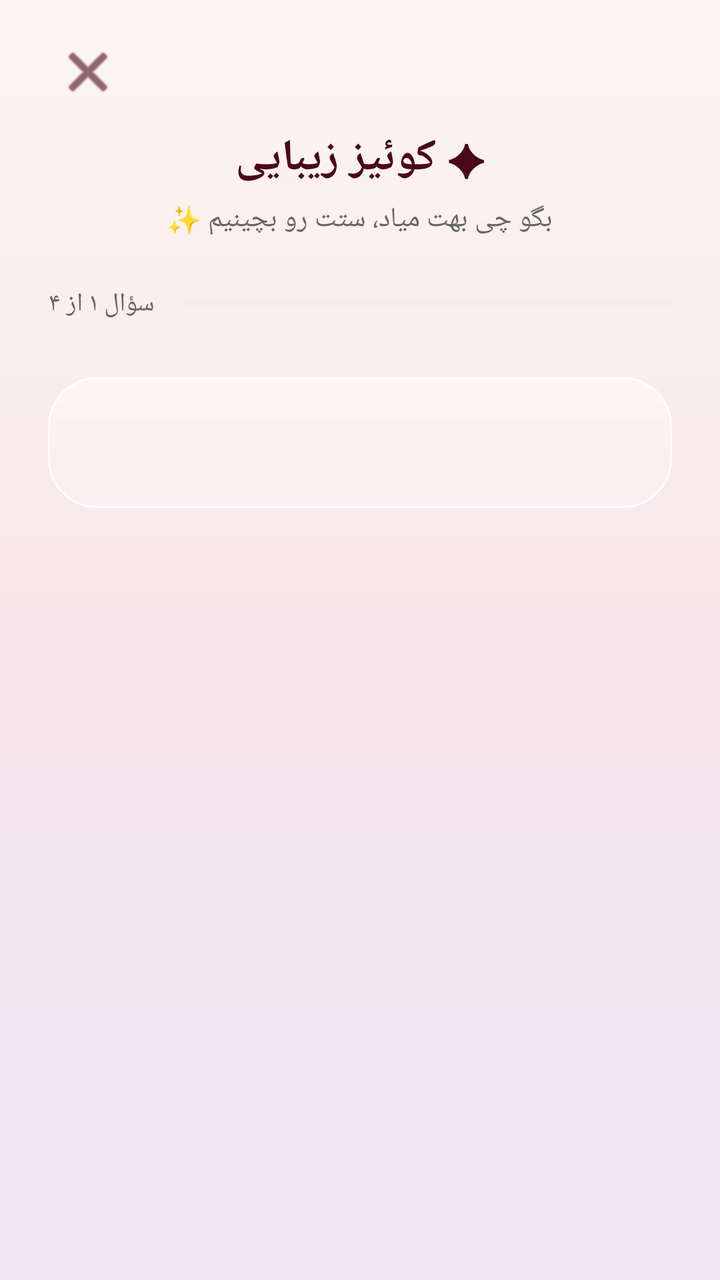
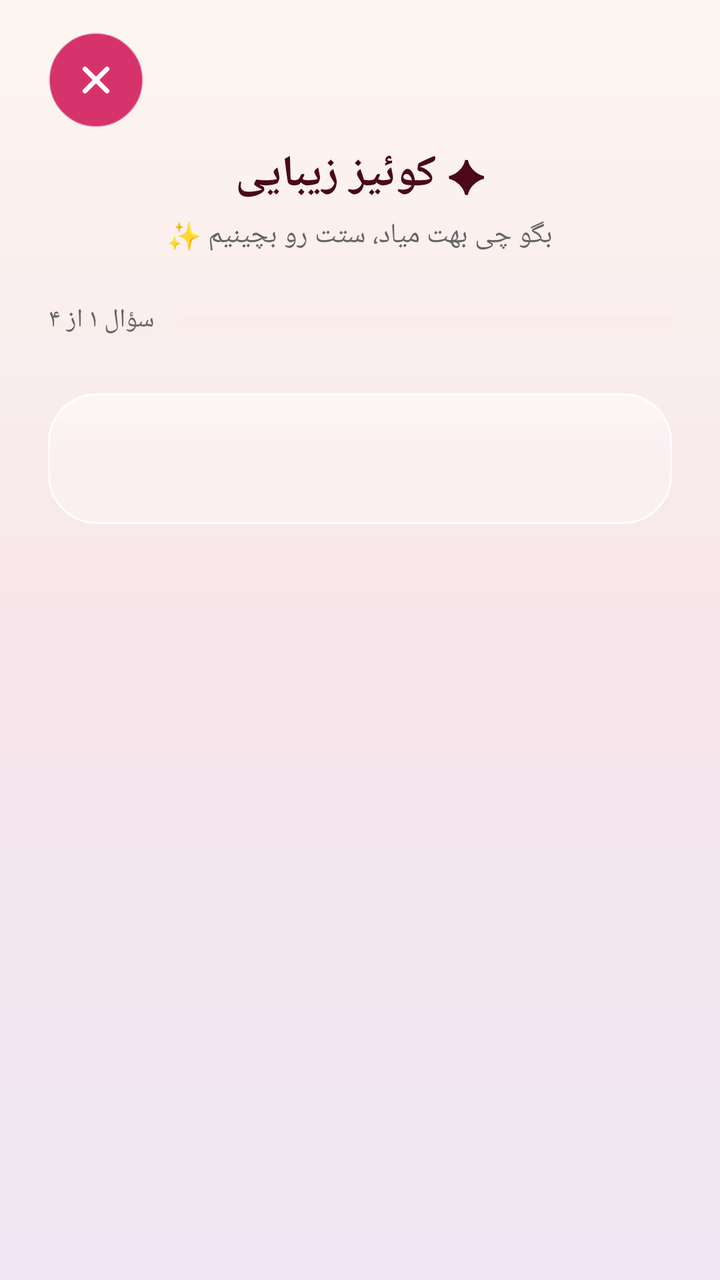

The first picture is an Android layout as it rendered before a commit; the second is the same layout after the commit. The layout source and the unified diff follow.
<!-- AndroidManifest.xml: application theme Theme.AramisBeauty -->
<!-- res/layout/activity_quiz.xml -->
<?xml version="1.0" encoding="utf-8"?>
<FrameLayout xmlns:android="http://schemas.android.com/apk/res/android"
    xmlns:app="http://schemas.android.com/apk/res-auto"
    android:layout_width="match_parent"
    android:layout_height="match_parent"
    android:background="@drawable/glass_bg_gradient">

    
    <LinearLayout
        android:id="@+id/quiz_question_view"
        android:layout_width="match_parent"
        android:layout_height="match_parent"
        android:orientation="vertical"
        android:paddingStart="24dp"
        android:paddingEnd="24dp"
        android:paddingTop="16dp"
        android:paddingBottom="24dp">

        <ImageButton
            android:id="@+id/quiz_close"
            android:layout_width="40dp"
            android:layout_height="40dp"
            android:layout_gravity="start"
            android:background="@android:color/transparent"
            android:contentDescription="بستن"
            android:src="@android:drawable/ic_menu_close_clear_cancel"
            android:tint="@color/burgundy_dark" />

        <TextView
            android:layout_width="wrap_content"
            android:layout_height="wrap_content"
            android:layout_gravity="center_horizontal"
            android:layout_marginTop="8dp"
            android:fontFamily="@font/vazirmatn"
            android:text="✦ کوئیز زیبایی"
            android:textColor="@color/burgundy_dark"
            android:textSize="22sp"
            android:textStyle="bold" />

        <TextView
            android:layout_width="wrap_content"
            android:layout_height="wrap_content"
            android:layout_gravity="center_horizontal"
            android:layout_marginTop="6dp"
            android:fontFamily="@font/vazirmatn"
            android:text="بگو چی بهت میاد، ستت رو بچینیم ✨"
            android:textColor="@color/gray_text"
            android:textSize="14sp" />

        <LinearLayout
            android:layout_width="match_parent"
            android:layout_height="wrap_content"
            android:layout_marginTop="24dp"
            android:gravity="center_vertical"
            android:orientation="horizontal">

            <TextView
                android:id="@+id/quiz_progress_text"
                android:layout_width="wrap_content"
                android:layout_height="wrap_content"
                android:fontFamily="@font/vazirmatn"
                android:text="سؤال ۱ از ۴"
                android:textColor="@color/gray_text"
                android:textSize="13sp" />

            <ProgressBar
                android:id="@+id/quiz_progress"
                style="?android:attr/progressBarStyleHorizontal"
                android:layout_width="0dp"
                android:layout_height="6dp"
                android:layout_marginStart="12dp"
                android:layout_weight="1"
                android:max="4"
                android:progress="0"
                android:progressBackgroundTint="@color/drawer_item_bg_checked"
                android:progressTint="@color/gold" />
        </LinearLayout>

        <TextView
            android:id="@+id/quiz_question_title"
            android:layout_width="match_parent"
            android:layout_height="wrap_content"
            android:layout_marginTop="28dp"
            android:background="@drawable/glass_panel"
            android:fontFamily="@font/vazirmatn"
            android:padding="18dp"
            android:textColor="@color/burgundy_dark"
            android:textSize="22sp"
            android:textStyle="bold" />

        <LinearLayout
            android:id="@+id/quiz_options"
            android:layout_width="match_parent"
            android:layout_height="wrap_content"
            android:layout_marginTop="20dp"
            android:orientation="vertical" />

        <androidx.appcompat.widget.AppCompatButton
            android:id="@+id/quiz_back"
            android:layout_width="wrap_content"
            android:layout_height="48dp"
            android:layout_marginTop="16dp"
            android:background="@android:color/transparent"
            android:fontFamily="@font/vazirmatn"
            android:text="قبلی"
            android:textColor="@color/gray_text"
            android:textSize="15sp"
            android:visibility="gone" />
    </LinearLayout>

    
    <LinearLayout
        android:id="@+id/quiz_loading_view"
        android:layout_width="match_parent"
        android:layout_height="match_parent"
        android:gravity="center"
        android:orientation="vertical"
        android:visibility="gone">

        <ProgressBar
            android:layout_width="48dp"
            android:layout_height="48dp"
            android:indeterminateTint="@color/gold" />

        <TextView
            android:layout_width="wrap_content"
            android:layout_height="wrap_content"
            android:layout_marginTop="16dp"
            android:fontFamily="@font/vazirmatn"
            android:text="دارم ستت رو آماده می‌کنم…"
            android:textColor="@color/burgundy_dark"
            android:textSize="15sp" />
    </LinearLayout>

    
    <ScrollView
        android:id="@+id/quiz_result_view"
        android:layout_width="match_parent"
        android:layout_height="match_parent"
        android:visibility="gone">

        <LinearLayout
            android:layout_width="match_parent"
            android:layout_height="wrap_content"
            android:orientation="vertical"
            android:paddingStart="24dp"
            android:paddingEnd="24dp"
            android:paddingTop="20dp"
            android:paddingBottom="24dp">

            <TextView
                android:layout_width="wrap_content"
                android:layout_height="wrap_content"
                android:layout_gravity="center_horizontal"
                android:fontFamily="@font/vazirmatn"
                android:text="✦ ست تو آماده‌ست"
                android:textColor="@color/burgundy_dark"
                android:textSize="18sp"
                android:textStyle="bold" />

            <TextView
                android:id="@+id/quiz_result_title"
                android:layout_width="wrap_content"
                android:layout_height="wrap_content"
                android:layout_gravity="center_horizontal"
                android:layout_marginTop="8dp"
                android:fontFamily="@font/vazirmatn"
                android:textColor="@color/burgundy_dark"
                android:textSize="22sp"
                android:textStyle="bold" />

            <TextView
                android:id="@+id/quiz_result_desc"
                android:layout_width="wrap_content"
                android:layout_height="wrap_content"
                android:layout_gravity="center_horizontal"
                android:layout_marginTop="8dp"
                android:fontFamily="@font/vazirmatn"
                android:textAlignment="center"
                android:textColor="@color/gray_text"
                android:textSize="14sp" />

            <LinearLayout
                android:id="@+id/quiz_result_products"
                android:layout_width="match_parent"
                android:layout_height="wrap_content"
                android:layout_marginTop="24dp"
                android:orientation="vertical" />

            <androidx.appcompat.widget.AppCompatButton
                android:id="@+id/quiz_retake"
                android:layout_width="match_parent"
                android:layout_height="52dp"
                android:layout_marginTop="8dp"
                android:background="@drawable/quiz_button_outline"
                android:fontFamily="@font/vazirmatn"
                android:text="دوباره"
                android:textColor="@color/gold"
                android:textSize="15sp"
                android:textStyle="bold"
                app:backgroundTint="@null" />

            <androidx.appcompat.widget.AppCompatButton
                android:id="@+id/quiz_done"
                android:layout_width="match_parent"
                android:layout_height="52dp"
                android:layout_marginTop="12dp"
                android:background="@drawable/quiz_button_gold"
                android:fontFamily="@font/vazirmatn"
                android:text="بازگشت به فروشگاه"
                android:textColor="@color/header_top"
                android:textSize="15sp"
                android:textStyle="bold"
                app:backgroundTint="@null" />
        </LinearLayout>
    </ScrollView>
</FrameLayout>
<!-- resources referenced by this layout -->
<resources>
  <color name="burgundy_dark">#4A0819</color>
  <color name="drawer_item_bg_checked">#F6E3E8</color>
  <color name="gold">#C9A227</color>
  <color name="gray_text">#666666</color>
  <color name="header_top">#081828</color>
  <!-- drawable glass_bg_gradient (drawable) -->
  <?xml version="1.0" encoding="utf-8"?>
  <shape xmlns:android="http://schemas.android.com/apk/res/android"
      android:shape="rectangle">
      <gradient
          android:angle="270"
          android:centerColor="#F7E6EB"
          android:endColor="#EFE7F3"
          android:startColor="#FDF6F0"
          android:type="linear" />
  </shape>
  <!-- drawable glass_panel (drawable) -->
  <?xml version="1.0" encoding="utf-8"?>
  <layer-list xmlns:android="http://schemas.android.com/apk/res/android">
      <item>
          <shape android:shape="rectangle">
              <solid android:color="#40FFFFFF" />
              <stroke
                  android:width="1dp"
                  android:color="#D9FFFFFF" />
              <corners android:radius="24dp" />
          </shape>
      </item>
      <item>
          <shape android:shape="rectangle">
              <gradient
                  android:angle="270"
                  android:centerColor="#00FFFFFF"
                  android:endColor="#00FFFFFF"
                  android:startColor="#59FFFFFF"
                  android:type="linear" />
              <corners android:radius="24dp" />
          </shape>
      </item>
  </layer-list>
  <!-- drawable quiz_button_gold (drawable) -->
  <?xml version="1.0" encoding="utf-8"?>
  <shape xmlns:android="http://schemas.android.com/apk/res/android"
      android:shape="rectangle">
      <solid android:color="@color/gold" />
      <corners android:radius="24dp" />
  </shape>
  <!-- drawable quiz_button_outline (drawable) -->
  <?xml version="1.0" encoding="utf-8"?>
  <shape xmlns:android="http://schemas.android.com/apk/res/android"
      android:shape="rectangle">
      <solid android:color="@android:color/transparent" />
      <stroke
          android:width="1.5dp"
          android:color="@color/gold" />
      <corners android:radius="24dp" />
  </shape>
  <style name="Theme.AramisBeauty" parent="Theme.Material3.DayNight.NoActionBar">
          <item name="colorPrimary">@color/burgundy</item>
          <item name="colorPrimaryDark">@color/burgundy_dark</item>
          <item name="colorOnPrimary">@color/white</item>
          <item name="colorSecondary">@color/gold</item>
          <item name="android:windowBackground">@color/white</item>
          <item name="colorSurface">@color/white</item>
      </style>
  <color name="burgundy">#6E0B28</color>
  <color name="white">#FFFFFF</color>
</resources>

<!-- the commit's change to res/layout/activity_quiz.xml (unified diff, before → after) -->
@@ -18,13 +18,13 @@
 
         <ImageButton
             android:id="@+id/quiz_close"
-            android:layout_width="40dp"
-            android:layout_height="40dp"
+            android:layout_width="48dp"
+            android:layout_height="48dp"
             android:layout_gravity="start"
-            android:background="@android:color/transparent"
+            android:background="@drawable/btn_close_circle"
             android:contentDescription="بستن"
-            android:src="@android:drawable/ic_menu_close_clear_cancel"
-            android:tint="@color/burgundy_dark" />
+            android:scaleType="center"
+            android:src="@drawable/ic_close" />
 
         <TextView
             android:layout_width="wrap_content"
<!-- resource entries referenced after the edit -->
@@ -5,6 +5,15 @@
   <color name="gold">#C9A227</color>
   <color name="gray_text">#666666</color>
   <color name="header_top">#081828</color>
+  <!-- drawable btn_close_circle (drawable) -->
+  <?xml version="1.0" encoding="utf-8"?>
+  <shape xmlns:android="http://schemas.android.com/apk/res/android"
+      android:shape="oval">
+      <solid android:color="@color/deals_pink" />
+      <stroke
+          android:width="1dp"
+          android:color="#80FFFFFF" />
+  </shape>
   <!-- drawable glass_bg_gradient (drawable) -->
   <?xml version="1.0" encoding="utf-8"?>
   <shape xmlns:android="http://schemas.android.com/apk/res/android"
@@ -40,6 +49,24 @@
           </shape>
       </item>
   </layer-list>
+  <!-- drawable ic_close (drawable) -->
+  <?xml version="1.0" encoding="utf-8"?>
+  <vector xmlns:android="http://schemas.android.com/apk/res/android"
+      android:width="24dp"
+      android:height="24dp"
+      android:viewportWidth="24"
+      android:viewportHeight="24">
+      <path
+          android:strokeColor="#FFFFFF"
+          android:strokeWidth="2.4"
+          android:strokeLineCap="round"
+          android:pathData="M6.5,6.5 L17.5,17.5" />
+      <path
+          android:strokeColor="#FFFFFF"
+          android:strokeWidth="2.4"
+          android:strokeLineCap="round"
+          android:pathData="M17.5,6.5 L6.5,17.5" />
+  </vector>
   <!-- drawable quiz_button_gold (drawable) -->
   <?xml version="1.0" encoding="utf-8"?>
   <shape xmlns:android="http://schemas.android.com/apk/res/android"
@@ -65,6 +92,7 @@
           <item name="android:windowBackground">@color/white</item>
           <item name="colorSurface">@color/white</item>
       </style>
+  <color name="deals_pink">#D6336C</color>
   <color name="burgundy">#6E0B28</color>
   <color name="white">#FFFFFF</color>
 </resources>
